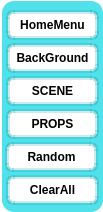
Above: Scripts/MainMenu.ui from Plij/Oulutest before the change. Below: the same form after it.
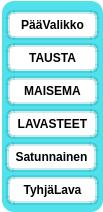
That is the form after the change.

The edit to the form file:
```diff
--- a/Scripts/MainMenu.ui
+++ b/Scripts/MainMenu.ui
@@ -134,7 +134,7 @@
      <bool>true</bool>
     </property>
     <property name="text">
-     <string>BackGround</string>
+     <string>TAUSTA</string>
     </property>
     <property name="iconSize">
      <size>
@@ -156,7 +156,7 @@
      <bool>true</bool>
     </property>
     <property name="text">
-     <string>PROPS</string>
+     <string>LAVASTEET</string>
     </property>
    </widget>
    <widget class="QPushButton" name="SceneBtn">
@@ -175,7 +175,7 @@
      <string notr="true"/>
     </property>
     <property name="text">
-     <string>SCENE</string>
+     <string>MAISEMA</string>
     </property>
    </widget>
    <widget class="QPushButton" name="ClearMenuBtn">
@@ -194,7 +194,7 @@
      <string notr="true"/>
     </property>
     <property name="text">
-     <string>HomeMenu</string>
+     <string>PääValikko</string>
     </property>
    </widget>
    <widget class="QPushButton" name="ClearEntityBtn">
@@ -213,7 +213,7 @@
      <string notr="true"/>
     </property>
     <property name="text">
-     <string>ClearAll</string>
+     <string>TyhjäLava</string>
     </property>
    </widget>
    <widget class="QPushButton" name="RandomBtn">
@@ -232,7 +232,7 @@
      <string notr="true"/>
     </property>
     <property name="text">
-     <string>Random</string>
+     <string>Satunnainen</string>
     </property>
    </widget>
   </widget>
```
